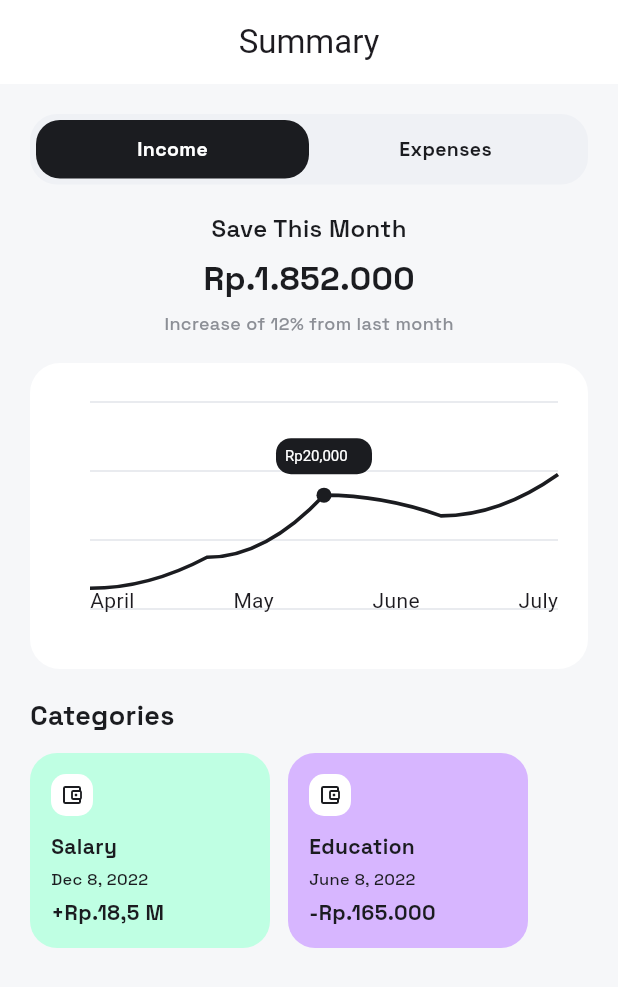
After one commit to daisyorscry/FineOne-ITTS, a Flutter app: the SummaryScreen screen opened directly, after a tap on "Income", on a phone screen of 412 x 824 dp. The commit adds this screen. Shown: the top 987 px of the screen. Run offline on Flutter 3.47's test engine with Material 3 defaults, Android fonts, the phone set to English and light mode, and no system bars; our stand-ins replace google_fonts, lottie, share_plus, shared_preferences, sqflite; accounts and stored records are empty.

Commit message:
feat: add summary screen transaction & persist bottom nav with animated transitions

```diff
--- a/lib/main.dart
+++ b/lib/main.dart
@@ -6,7 +6,7 @@ import 'package:google_fonts/google_fonts.dart';
 import 'package:lottie/lottie.dart';
 import 'package:shared_preferences/shared_preferences.dart';
 import 'package:finone/screens/fin_one_landing.dart';
-import 'package:finone/screens/dashboard_screen.dart';
+import 'package:finone/screens/home_shell.dart';
 
 void main() {
   WidgetsFlutterBinding.ensureInitialized();
@@ -80,7 +80,7 @@ class _SplashScreenState extends State<SplashScreen> {
       return;
     }
     Navigator.of(context).pushReplacement(
-      MaterialPageRoute(builder: (_) => const DashboardScreen()),
+      MaterialPageRoute(builder: (_) => const HomeShell()),
     );
   }
 
--- a/lib/screens/fin_one_landing.dart
+++ b/lib/screens/fin_one_landing.dart
@@ -1,7 +1,7 @@
 import 'package:flutter/material.dart';
 import 'package:google_fonts/google_fonts.dart';
 
-import 'dashboard_screen.dart';
+import 'home_shell.dart';
 
 class FinOneLanding extends StatelessWidget {
   const FinOneLanding({super.key});
@@ -77,7 +77,7 @@ class FinOneLanding extends StatelessWidget {
                         onPressed: () {
                           Navigator.of(context).push(
                             MaterialPageRoute(
-                              builder: (_) => const DashboardScreen(),
+                              builder: (_) => const HomeShell(),
                             ),
                           );
                         },
--- /dev/null
+++ b/lib/screens/summary_screen.dart
@@ -0,0 +1,364 @@
+import 'dart:math';
+
+import 'package:flutter/material.dart';
+import 'package:google_fonts/google_fonts.dart';
+
+class SummaryScreen extends StatefulWidget {
+  const SummaryScreen({super.key});
+
+  @override
+  State<SummaryScreen> createState() => _SummaryScreenState();
+}
+
+class _SummaryScreenState extends State<SummaryScreen> {
+  String _segment = 'income';
+
+  @override
+  Widget build(BuildContext context) {
+    return Scaffold(
+      backgroundColor: const Color(0xFFF6F7F9),
+      appBar: AppBar(
+        title: const Text('Summary'),
+        centerTitle: true,
+        automaticallyImplyLeading: false,
+        backgroundColor: Colors.white,
+        elevation: 0,
+      ),
+      body: SafeArea(
+        child: SingleChildScrollView(
+          padding: const EdgeInsets.fromLTRB(20, 20, 20, 24),
+          child: Column(
+            crossAxisAlignment: CrossAxisAlignment.start,
+            children: [
+              _SegmentedControl(
+                value: _segment,
+                onChanged: (value) => setState(() => _segment = value),
+              ),
+              const SizedBox(height: 18),
+              Center(
+                child: Column(
+                  children: [
+                    Text(
+                      'Save This Month',
+                      style: GoogleFonts.spaceGrotesk(
+                        fontSize: 16,
+                        fontWeight: FontWeight.w600,
+                        color: const Color(0xFF1B1C20),
+                      ),
+                    ),
+                    const SizedBox(height: 6),
+                    Text(
+                      _segment == 'income' ? 'Rp.1.852.000' : 'Rp.1.145.000',
+                      style: GoogleFonts.spaceGrotesk(
+                        fontSize: 22,
+                        fontWeight: FontWeight.w800,
+                        color: const Color(0xFF1B1C20),
+                      ),
+                    ),
+                    const SizedBox(height: 6),
+                    Text(
+                      'Increase of 12% from last month',
+                      style: GoogleFonts.spaceGrotesk(
+                        fontSize: 12,
+                        fontWeight: FontWeight.w500,
+                        color: const Color(0xFF8C8F96),
+                      ),
+                    ),
+                  ],
+                ),
+              ),
+              const SizedBox(height: 18),
+              const _SummaryChart(),
+              const SizedBox(height: 18),
+              Text(
+                'Categories',
+                style: GoogleFonts.spaceGrotesk(
+                  fontSize: 18,
+                  fontWeight: FontWeight.w700,
+                  color: const Color(0xFF1B1C20),
+                ),
+              ),
+              const SizedBox(height: 12),
+              SizedBox(
+                height: 130,
+                child: ListView.separated(
+                  scrollDirection: Axis.horizontal,
+                  itemCount: 2,
+                  separatorBuilder: (_, __) => const SizedBox(width: 12),
+                  itemBuilder: (context, index) {
+                    final isFirst = index == 0;
+                    return _CategoryCard(
+                      title: isFirst ? 'Salary' : 'Education',
+                      date: isFirst ? 'Dec 8, 2022' : 'June 8, 2022',
+                      amount: isFirst ? '+Rp.18,5 M' : '-Rp.165.000',
+                      color: isFirst
+                          ? const Color(0xFFBFFFE3)
+                          : const Color(0xFFD7B6FF),
+                    );
+                  },
+                ),
+              ),
+            ],
+          ),
+        ),
+      ),
+    );
+  }
+}
+
+class _SegmentedControl extends StatelessWidget {
+  const _SegmentedControl({
+    required this.value,
+    required this.onChanged,
+  });
+
+  final String value;
+  final ValueChanged<String> onChanged;
+
+  @override
+  Widget build(BuildContext context) {
+    return Container(
+      padding: const EdgeInsets.all(4),
+      decoration: BoxDecoration(
+        color: const Color(0xFFEFF1F5),
+        borderRadius: BorderRadius.circular(18),
+      ),
+      child: Row(
+        children: [
+          Expanded(
+            child: _SegmentButton(
+              label: 'Income',
+              selected: value == 'income',
+              onTap: () => onChanged('income'),
+            ),
+          ),
+          Expanded(
+            child: _SegmentButton(
+              label: 'Expenses',
+              selected: value == 'expenses',
+              onTap: () => onChanged('expenses'),
+            ),
+          ),
+        ],
+      ),
+    );
+  }
+}
+
+class _SegmentButton extends StatelessWidget {
+  const _SegmentButton({
+    required this.label,
+    required this.selected,
+    required this.onTap,
+  });
+
+  final String label;
+  final bool selected;
+  final VoidCallback onTap;
+
+  @override
+  Widget build(BuildContext context) {
+    return InkWell(
+      onTap: onTap,
+      borderRadius: BorderRadius.circular(16),
+      child: AnimatedContainer(
+        duration: const Duration(milliseconds: 160),
+        padding: const EdgeInsets.symmetric(vertical: 10),
+        decoration: BoxDecoration(
+          color: selected ? const Color(0xFF1B1C20) : Colors.transparent,
+          borderRadius: BorderRadius.circular(16),
+        ),
+        child: Center(
+          child: Text(
+            label,
+            style: GoogleFonts.spaceGrotesk(
+              fontSize: 13,
+              fontWeight: FontWeight.w700,
+              color: selected ? Colors.white : const Color(0xFF1B1C20),
+            ),
+          ),
+        ),
+      ),
+    );
+  }
+}
+
+class _SummaryChart extends StatelessWidget {
+  const _SummaryChart();
+
+  @override
+  Widget build(BuildContext context) {
+    return Container(
+      padding: const EdgeInsets.fromLTRB(12, 18, 12, 16),
+      decoration: BoxDecoration(
+        color: Colors.white,
+        borderRadius: BorderRadius.circular(20),
+      ),
+      child: SizedBox(
+        height: 170,
+        child: CustomPaint(
+          painter: _LineChartPainter(),
+          child: Padding(
+            padding: const EdgeInsets.only(left: 28, right: 8, bottom: 20),
+            child: Column(
+              children: [
+                const Spacer(),
+                Row(
+                  mainAxisAlignment: MainAxisAlignment.spaceBetween,
+                  children: const [
+                    Text('April'),
+                    Text('May'),
+                    Text('June'),
+                    Text('July'),
+                  ],
+                ),
+              ],
+            ),
+          ),
+        ),
+      ),
+    );
+  }
+}
+
+class _LineChartPainter extends CustomPainter {
+  @override
+  void paint(Canvas canvas, Size size) {
+    final paint = Paint()
+      ..style = PaintingStyle.stroke
+      ..strokeWidth = 2.4
+      ..color = const Color(0xFF1B1C20);
+    final gridPaint = Paint()
+      ..style = PaintingStyle.stroke
+      ..strokeWidth = 1
+      ..color = const Color(0xFFE2E4EA);
+
+    final chartRect = Rect.fromLTWH(28, 8, size.width - 36, size.height - 32);
+    for (var i = 0; i < 4; i++) {
+      final y = chartRect.top + (chartRect.height / 3) * i;
+      canvas.drawLine(
+        Offset(chartRect.left, y),
+        Offset(chartRect.right, y),
+        gridPaint,
+      );
+    }
+
+    final points = [
+      Offset(chartRect.left, chartRect.bottom - chartRect.height * 0.1),
+      Offset(chartRect.left + chartRect.width * 0.25,
+          chartRect.bottom - chartRect.height * 0.25),
+      Offset(chartRect.left + chartRect.width * 0.5,
+          chartRect.bottom - chartRect.height * 0.55),
+      Offset(chartRect.left + chartRect.width * 0.75,
+          chartRect.bottom - chartRect.height * 0.45),
+      Offset(chartRect.right, chartRect.bottom - chartRect.height * 0.65),
+    ];
+
+    final path = Path()..moveTo(points.first.dx, points.first.dy);
+    for (var i = 1; i < points.length; i++) {
+      final prev = points[i - 1];
+      final next = points[i];
+      final control = Offset((prev.dx + next.dx) / 2, prev.dy);
+      path.quadraticBezierTo(control.dx, control.dy, next.dx, next.dy);
+    }
+
+    canvas.drawPath(path, paint);
+
+    final focus = points[2];
+    final dotPaint = Paint()..color = const Color(0xFF1B1C20);
+    canvas.drawCircle(focus, 5, dotPaint);
+
+    final labelRect = Rect.fromCenter(
+      center: Offset(focus.dx, focus.dy - 26),
+      width: 64,
+      height: 24,
+    );
+    final rrect = RRect.fromRectAndRadius(labelRect, const Radius.circular(10));
+    canvas.drawRRect(rrect, Paint()..color = const Color(0xFF1B1C20));
+    final tp = TextPainter(
+      text: const TextSpan(
+        text: 'Rp20,000',
+        style: TextStyle(color: Colors.white, fontSize: 10),
+      ),
+      textDirection: TextDirection.ltr,
+    )..layout(maxWidth: labelRect.width);
+    tp.paint(
+      canvas,
+      Offset(labelRect.left + 6, labelRect.top + 6),
+    );
+  }
+
+  @override
+  bool shouldRepaint(covariant CustomPainter oldDelegate) => false;
+}
+
+class _CategoryCard extends StatelessWidget {
+  const _CategoryCard({
+    required this.title,
+    required this.date,
+    required this.amount,
+    required this.color,
+  });
+
+  final String title;
+  final String date;
+  final String amount;
+  final Color color;
+
+  @override
+  Widget build(BuildContext context) {
+    return Container(
+      width: 160,
+      padding: const EdgeInsets.all(14),
+      decoration: BoxDecoration(
+        color: color,
+        borderRadius: BorderRadius.circular(18),
+      ),
+      child: Column(
+        crossAxisAlignment: CrossAxisAlignment.start,
+        children: [
+          Container(
+            width: 28,
+            height: 28,
+            decoration: BoxDecoration(
+              color: Colors.white,
+              borderRadius: BorderRadius.circular(10),
+            ),
+            child: const Icon(
+              Icons.account_balance_wallet_outlined,
+              size: 16,
+              color: Color(0xFF1B1C20),
+            ),
+          ),
+          const SizedBox(height: 10),
+          Text(
+            title,
+            style: GoogleFonts.spaceGrotesk(
+              fontSize: 14,
+              fontWeight: FontWeight.w700,
+              color: const Color(0xFF1B1C20),
+            ),
+          ),
+          const SizedBox(height: 4),
+          Text(
+            date,
+            style: GoogleFonts.spaceGrotesk(
+              fontSize: 11,
+              fontWeight: FontWeight.w500,
+              color: const Color(0xFF1B1C20),
+            ),
+          ),
+          const Spacer(),
+          Text(
+            amount,
+            style: GoogleFonts.spaceGrotesk(
+              fontSize: 14,
+              fontWeight: FontWeight.w700,
+              color: const Color(0xFF1B1C20),
+            ),
+          ),
+        ],
+      ),
+    );
+  }
+}
```
Also changed, not shown: lib/screens/dashboard_screen.dart (+0 -57 lines), lib/screens/home_shell.dart (added, +159 -0 lines).
